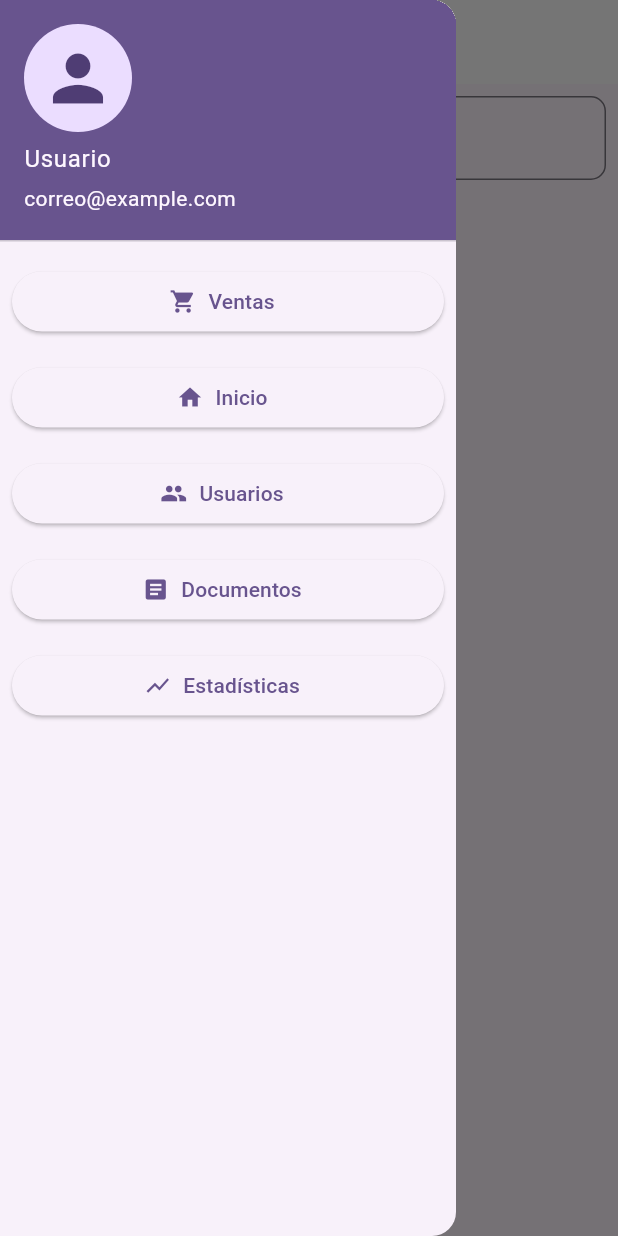
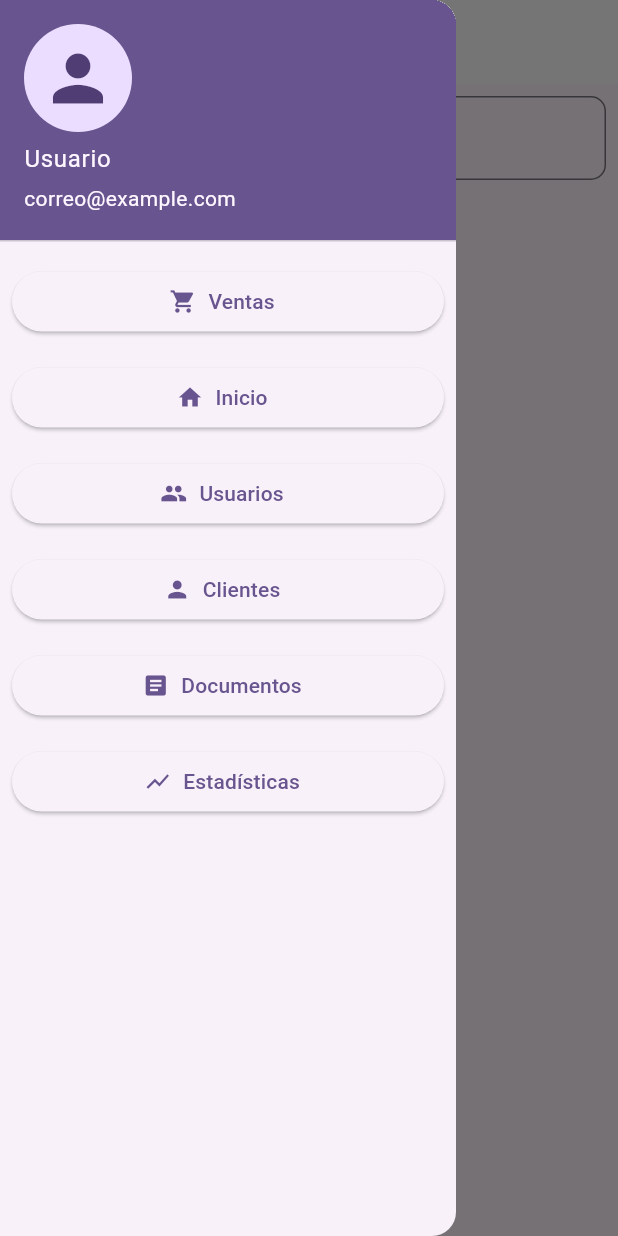
Before and after one commit to Smorpius/inmobiliaria, a Flutter app: the screen it shows after launch, with the side drawer open, on a phone screen of 412 x 824 dp. Run offline on Flutter 3.47's test engine with Material 3 defaults, Android fonts, the phone set to English and light mode, and no system bars.

Commit message:
clientes en menu

```diff
--- a/lib/main.dart
+++ b/lib/main.dart
@@ -1,6 +1,7 @@
 import 'package:flutter/material.dart';
 import 'package:inmobiliaria/vistas/menu.dart';
 import 'vistas/usuario.dart'; // Importa la clase UsuarioPage
+import 'vistas/Clientes.dart'; // Importa la clase ClientesScreen
 import 'vistas/Inicio_Usuario.dart'; // Importa la clase InicioUsuario
 
 void main() {
@@ -20,6 +21,8 @@ class MyApp extends StatelessWidget {
       home: HomePage(), // Cambia la clase inicial a InicioUsuario
       routes: {
         '/usuario': (context) => const UsuarioPage(), // Define la ruta
+        '/clientes':
+            (context) => ClientesScreen(), // Define la ruta para Clientes
       },
     );
   }
--- a/lib/vistas/menu.dart
+++ b/lib/vistas/menu.dart
@@ -1,5 +1,6 @@
 import 'package:flutter/material.dart';
 import 'usuario.dart'; // Importa la nueva vista
+import 'Clientes.dart'; // Importa la clase ClientesScreen
 
 void main() {
   runApp(const MyApp());
@@ -15,6 +16,8 @@ class MyApp extends StatelessWidget {
       home: const HomePage(),
       routes: {
         '/usuario': (context) => const UsuarioPage(), // Define la ruta
+        '/clientes':
+            (context) => ClientesScreen(), // Define la ruta para Clientes
       },
     );
   }
@@ -68,6 +71,19 @@ class HomePage extends StatelessWidget {
                 },
                 icon: const Icon(Icons.people),
                 label: const Text("Usuarios"),
+              ),
+            ),
+            Padding(
+              padding: const EdgeInsets.all(8.0),
+              child: ElevatedButton.icon(
+                onPressed: () {
+                  Navigator.pushNamed(
+                    context,
+                    '/clientes',
+                  ); // Navega a la vista de Clientes
+                },
+                icon: const Icon(Icons.person),
+                label: const Text("Clientes"),
               ),
             ),
             Padding(
```
Also changed, not shown: lib/vistas/Clientes.dart (+5 -26 lines).
